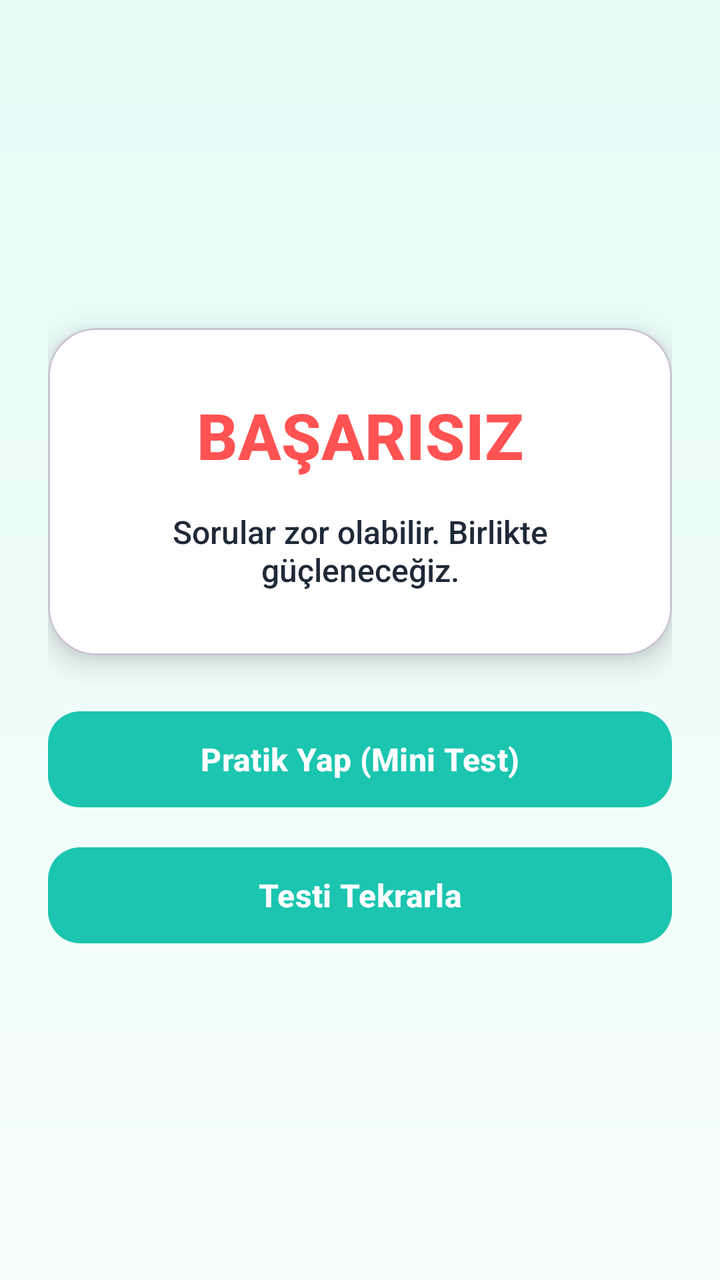
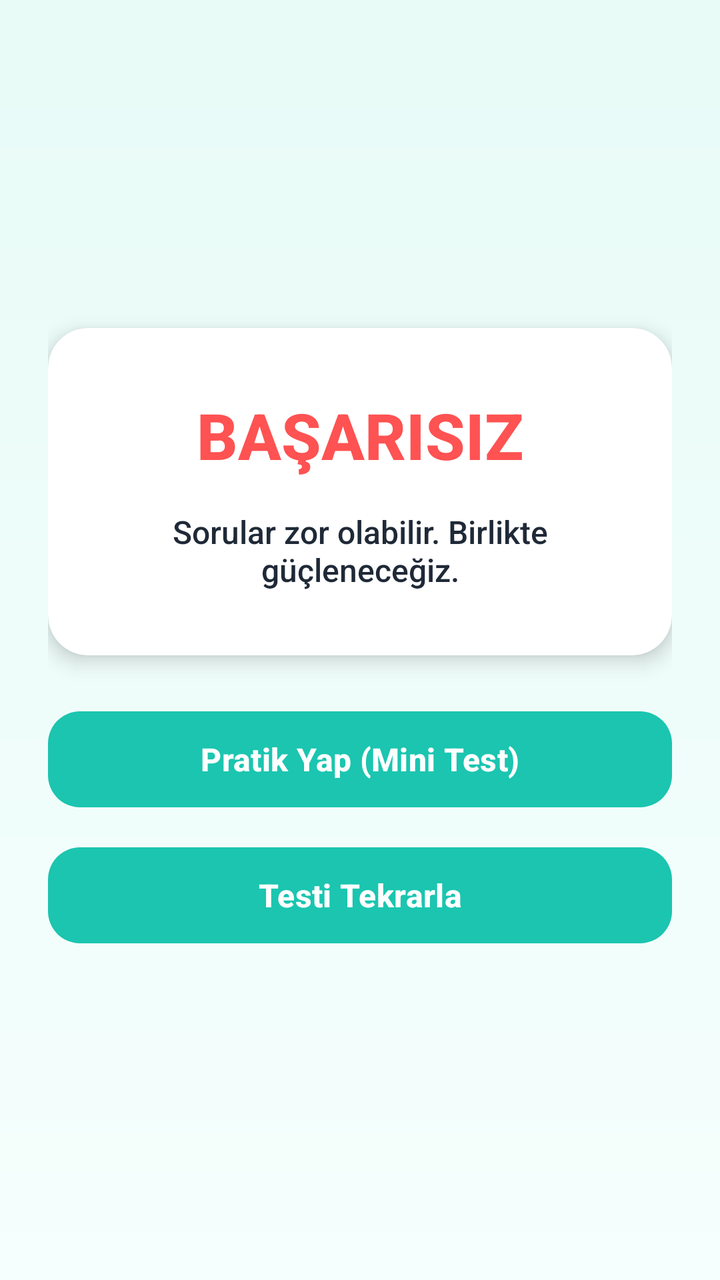

Screens rendered from an Android XML layout before and after an edit, with the pre-edit source and the edit as a unified diff.
<!-- AndroidManifest.xml: application theme Theme.BrainBuddy -->
<!-- res/layout/activity_lock_screen.xml -->
<?xml version="1.0" encoding="utf-8"?>
<LinearLayout xmlns:android="http://schemas.android.com/apk/res/android"
    xmlns:app="http://schemas.android.com/apk/res-auto"
    android:layout_width="match_parent"
    android:layout_height="match_parent"
    android:orientation="vertical"
    android:background="@drawable/bg_gradient"
    android:gravity="center"
    android:padding="24dp">

    <com.google.android.material.card.MaterialCardView
        android:layout_width="match_parent"
        android:layout_height="wrap_content"
        app:cardCornerRadius="24dp"
        app:cardElevation="8dp"
        app:cardBackgroundColor="@color/white"
        android:layout_marginBottom="24dp">

        <LinearLayout
            android:layout_width="match_parent"
            android:layout_height="wrap_content"
            android:orientation="vertical"
            android:padding="32dp"
            android:gravity="center">

            <TextView
                android:id="@+id/tvFailedTitle"
                android:layout_width="wrap_content"
                android:layout_height="wrap_content"
                android:text="@string/lock_failed_title"
                android:textSize="32sp"
                android:textStyle="bold"
                android:textColor="@color/bb_error"/>

            <TextView
                android:id="@+id/tvFailedMessage"
                android:layout_width="match_parent"
                android:layout_height="wrap_content"
                android:layout_marginTop="16dp"
                android:text="@string/lock_failed_message"
                android:textSize="16sp"
                android:textColor="@color/bb_text_dark"
                android:gravity="center"/>
        </LinearLayout>
    </com.google.android.material.card.MaterialCardView>

    <Button
        android:id="@+id/btnPractice"
        style="@style/BB.Button"
        android:layout_width="match_parent"
        android:layout_height="56dp"
        android:text="@string/btn_practice"
        android:textAllCaps="false"/>

    <LinearLayout
        android:id="@+id/adRetrySection"
        android:layout_width="match_parent"
        android:layout_height="wrap_content"
        android:orientation="vertical"
        android:visibility="gone"
        android:layout_marginTop="12dp">

        <TextView
            android:id="@+id/tvAdRetryInfo"
            android:layout_width="match_parent"
            android:layout_height="wrap_content"
            android:text="Reklam izleyerek bir yanlış soruyu tekrar cevaplayabilirsin."
            android:textSize="14sp"
            android:textColor="@color/bb_text_muted"
            android:paddingBottom="8dp"/>

        <Button
            android:id="@+id/btnWatchAd"
            style="@style/BBButtonAlt"
            android:layout_width="match_parent"
            android:layout_height="56dp"
            android:text="Reklam İzle → Tekrar Dene"
            android:textAllCaps="false"/>
    </LinearLayout>

    <Button
        android:id="@+id/btnPremiumRetry"
        style="@style/BBButtonAlt"
        android:layout_width="match_parent"
        android:layout_height="56dp"
        android:layout_marginTop="12dp"
        android:text="Premium → Reklamsız Tekrar"
        android:textAllCaps="false"
        android:visibility="gone"/>

    <Button
        android:id="@+id/btnRetryTest"
        style="@style/BB.Button"
        android:layout_width="match_parent"
        android:layout_height="56dp"
        android:layout_marginTop="12dp"
        android:text="@string/btn_retry_test"
        android:textAllCaps="false"/>

    <Button
        android:id="@+id/btnParentPin"
        style="@style/BB.Button"
        android:layout_width="match_parent"
        android:layout_height="56dp"
        android:layout_marginTop="12dp"
        android:text="@string/btn_parent_unlock"
        android:textAllCaps="false"
        android:visibility="gone"/>

    <Button
        android:id="@+id/btnEmergencyUnlock"
        style="@style/BBButtonAlt"
        android:layout_width="match_parent"
        android:layout_height="56dp"
        android:layout_marginTop="8dp"
        android:text="@string/btn_emergency_unlock"
        android:textAllCaps="false"
        android:visibility="gone"/>
</LinearLayout>
<!-- resources referenced by this layout -->
<resources>
  <color name="bb_error">#FF5252</color>
  <color name="bb_text_dark">#1F2937</color>
  <color name="bb_text_muted">#6B7280</color>
  <color name="white">#FFFFFF</color>
  <!-- drawable bg_gradient (drawable) -->
  <?xml version="1.0" encoding="utf-8"?>
  <layer-list xmlns:android="http://schemas.android.com/apk/res/android">
      <item>
          <shape>
              <gradient
                  android:angle="270"
                  android:startColor="#E8FBF7"
                  android:endColor="#F5FFFD"/>
          </shape>
      </item>
  </layer-list>
  <string name="btn_emergency_unlock">Acil Durum Kodu ile Aç</string>
  <string name="btn_parent_unlock">Ebeveyn PIN ile Aç</string>
  <string name="btn_practice">Pratik Yap (Mini Test)</string>
  <string name="btn_retry_test">Testi Tekrarla</string>
  <string name="lock_failed_message">Sorular zor olabilir. Birlikte güçleneceğiz.</string>
  <string name="lock_failed_title">BAŞARISIZ</string>
  <style name="BB.Button" parent="BBButton" />
  <style name="BBButtonAlt" parent="Widget.Material3.Button.OutlinedButton">
          <item name="android:minHeight">56dp</item>
          <item name="cornerRadius">16dp</item>
          <item name="android:textAllCaps">false</item>
          <item name="android:textColor">@color/bb_primary</item>
          <item name="strokeColor">@color/bb_primary</item>
          <item name="strokeWidth">2dp</item>
      </style>
  <style name="Theme.BrainBuddy" parent="Theme.Material3.Light.NoActionBar">
          <item name="colorPrimary">@color/bb_primary</item>
          <item name="colorOnPrimary">@color/white</item>
          <item name="colorSecondary">@color/bb_secondary</item>
          <item name="colorOnSecondary">@color/white</item>
          <item name="colorTertiary">@color/bb_accent</item>
          <item name="colorOnTertiary">@color/black</item>
          <item name="colorError">@color/bb_error</item>
          <item name="android:windowBackground">@drawable/bg_gradient</item>
          <item name="android:textColorPrimary">@color/bb_text</item>
          <item name="android:textColorSecondary">@color/bb_text_muted</item>
          <item name="materialButtonStyle">@style/BBButton</item>
          <item name="android:fontFamily">sans-serif-medium</item>
      </style>
  <style name="BBButton" parent="Widget.Material3.Button">
          <item name="android:minHeight">56dp</item>
          <item name="android:paddingStart">24dp</item>
          <item name="android:paddingEnd">24dp</item>
          <item name="cornerRadius">16dp</item>
          <item name="android:textAllCaps">false</item>
          <item name="android:textColor">@color/white</item>
          <item name="android:textSize">16sp</item>
          <item name="android:textStyle">bold</item>
          <item name="backgroundTint">@color/bb_primary</item>
      </style>
  <color name="bb_primary">#1BC5B0</color>
  <color name="bb_secondary">#00897B</color>
  <color name="bb_accent">#FFC107</color>
  <color name="black">#000000</color>
  <color name="bb_text">#1F2937</color>
</resources>

<!-- the commit's change to res/layout/activity_lock_screen.xml (unified diff, before → after) -->
@@ -9,10 +9,9 @@
     android:padding="24dp">
 
     <com.google.android.material.card.MaterialCardView
+        style="@style/BB.HomeCard"
         android:layout_width="match_parent"
         android:layout_height="wrap_content"
-        app:cardCornerRadius="24dp"
-        app:cardElevation="8dp"
         app:cardBackgroundColor="@color/white"
         android:layout_marginBottom="24dp">
 
@@ -64,7 +63,7 @@
             android:id="@+id/tvAdRetryInfo"
             android:layout_width="match_parent"
             android:layout_height="wrap_content"
-            android:text="Reklam izleyerek bir yanlış soruyu tekrar cevaplayabilirsin."
+            android:text="@string/ad_retry_info"
             android:textSize="14sp"
             android:textColor="@color/bb_text_muted"
             android:paddingBottom="8dp"/>
@@ -74,7 +73,7 @@
             style="@style/BBButtonAlt"
             android:layout_width="match_parent"
             android:layout_height="56dp"
-            android:text="Reklam İzle → Tekrar Dene"
+            android:text="@string/ad_watch_retry"
             android:textAllCaps="false"/>
     </LinearLayout>
 
@@ -84,7 +83,7 @@
         android:layout_width="match_parent"
         android:layout_height="56dp"
         android:layout_marginTop="12dp"
-        android:text="Premium → Reklamsız Tekrar"
+        android:text="@string/btn_premium_retry"
         android:textAllCaps="false"
         android:visibility="gone"/>
 
<!-- resource entries referenced after the edit -->
@@ -16,13 +16,21 @@
           </shape>
       </item>
   </layer-list>
+  <string name="ad_retry_info">Reklam izleyerek bir yanlış soruyu tekrar cevaplayabilirsin.</string>
+  <string name="ad_watch_retry">Reklam İzle → Tekrar Dene</string>
   <string name="btn_emergency_unlock">Acil Durum Kodu ile Aç</string>
   <string name="btn_parent_unlock">Ebeveyn PIN ile Aç</string>
   <string name="btn_practice">Pratik Yap (Mini Test)</string>
+  <string name="btn_premium_retry">Premium ile Reklamsız Tekrar</string>
   <string name="btn_retry_test">Testi Tekrarla</string>
   <string name="lock_failed_message">Sorular zor olabilir. Birlikte güçleneceğiz.</string>
   <string name="lock_failed_title">BAŞARISIZ</string>
   <style name="BB.Button" parent="BBButton" />
+  <style name="BB.HomeCard" parent="Widget.Material3.CardView.Elevated">
+          <item name="cardCornerRadius">@dimen/card_corner_radius</item>
+          <item name="cardElevation">@dimen/card_elevation</item>
+          <item name="cardBackgroundColor">@color/bb_card</item>
+      </style>
   <style name="BBButtonAlt" parent="Widget.Material3.Button.OutlinedButton">
           <item name="android:minHeight">56dp</item>
           <item name="cornerRadius">16dp</item>
@@ -56,6 +64,9 @@
           <item name="android:textStyle">bold</item>
           <item name="backgroundTint">@color/bb_primary</item>
       </style>
+  <dimen name="card_corner_radius">20dp</dimen>
+  <dimen name="card_elevation">6dp</dimen>
+  <color name="bb_card">#FFFFFF</color>
   <color name="bb_primary">#1BC5B0</color>
   <color name="bb_secondary">#00897B</color>
   <color name="bb_accent">#FFC107</color>
